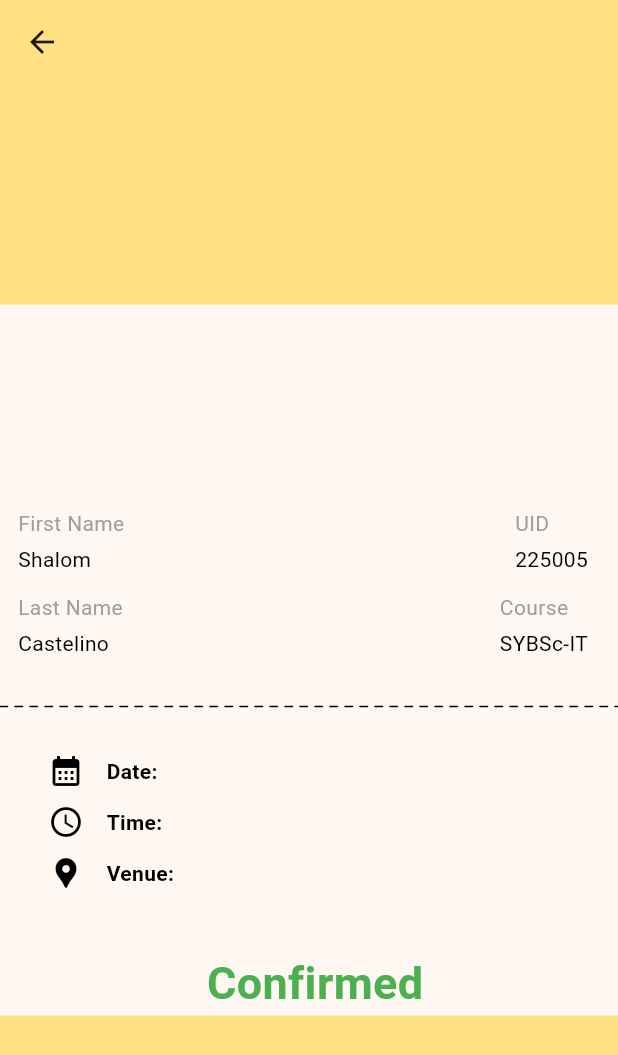
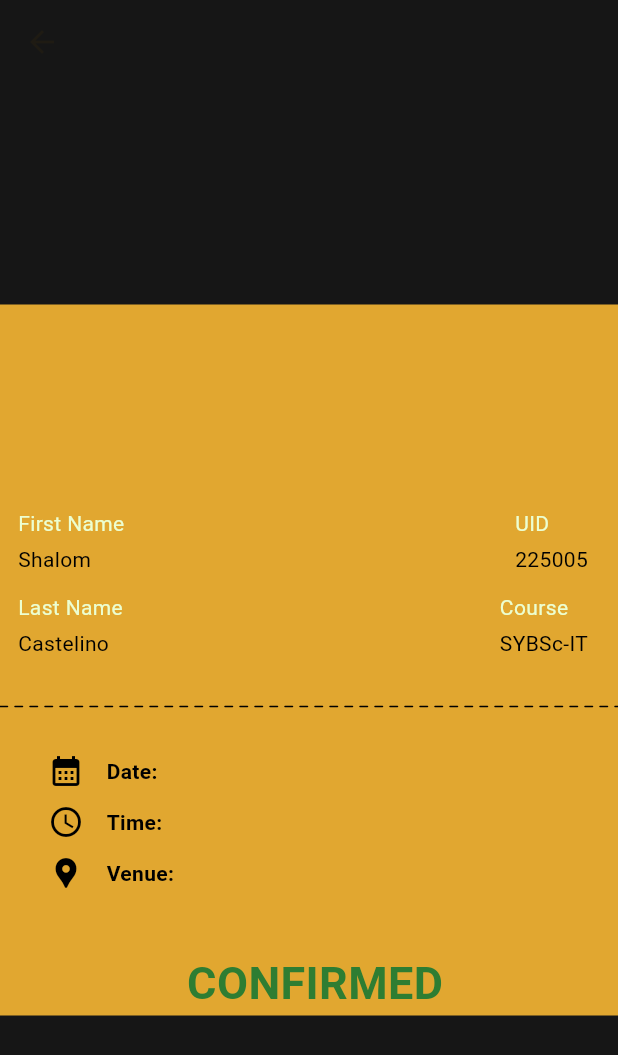
Before and after one commit to NikthePhoenix/cia_project_nik, a Flutter app: the BookedTicket screen opened by its route, on a phone screen of 412 x 824 dp. Shown: the top 1055 px of the screen. Run offline on Flutter 3.47's test engine with Material 3 defaults, Android fonts, the phone set to English and light mode, and no system bars; our stand-ins replace hive, hive_flutter, image_picker, pin_code_fields; missing offline and left inert: ticket_widget; accounts and stored records are empty.

```diff
--- a/lib/events/ticket.dart
+++ b/lib/events/ticket.dart
@@ -2,6 +2,7 @@ import 'package:flutter/material.dart';
 import 'package:seproject/home/booked_events.dart';
 import 'package:seproject/other/routes.dart';
 import 'package:ticket_widget/ticket_widget.dart';
+import '../other/color_palette.dart';
 
 class BookedTicket extends StatefulWidget {
   final eventName, organiser, img, eventDate, eventTime, eventVenue;
@@ -26,9 +27,13 @@ class _BookedTicketState extends State<BookedTicket> {
         ModalRoute.of(context)!.settings.arguments as Map<String, dynamic>?;
 
     return Scaffold(
-      backgroundColor: Colors.amber[200],
+
+      backgroundColor: Color(background_darkgrey),
+
       appBar: AppBar(
-        backgroundColor: Colors.amber[200],
+        backgroundColor:  Color(background_darkgrey),
+        // foregroundColor: Color(golden_yellow)
+
       ),
       body: SafeArea(
         child: Center(
@@ -36,6 +41,7 @@ class _BookedTicketState extends State<BookedTicket> {
             mainAxisAlignment: MainAxisAlignment.spaceAround,
             children: [
               TicketWidget(
+                color: Color(golden_yellow),
                 width: 350,
                 height: 520,
                 isCornerRounded: true,
@@ -79,6 +85,7 @@ class TicketData extends StatelessWidget {
     final eventTime = args?["eventTime"] ?? '';
     final eventVenue = args?['eventVenue'] ?? '';
     return Material(
+      color: Color(golden_yellow),
       child: SingleChildScrollView(
         child: Column(
           crossAxisAlignment: CrossAxisAlignment.center,
@@ -104,7 +111,7 @@ class TicketData extends StatelessWidget {
               child: Text(
                 organizer,
                 style: TextStyle(
-                    color: Colors.grey,
+                    color: Colors.white,
                     fontSize: 15.0,
                     fontWeight: FontWeight.bold),
                 textAlign: TextAlign.center,
@@ -186,9 +193,9 @@ class TicketData extends StatelessWidget {
                 Padding(
                   padding: EdgeInsets.only(left: 8.0),
                   child: Text(
-                    'Confirmed',
+                    'CONFIRMED',
                     style: TextStyle(
-                        color: Colors.green,
+                        color: Colors.green[800],
                         fontSize: (30.0),
                         fontWeight: FontWeight.bold),
                   ),
@@ -214,7 +221,7 @@ Widget ticketDetailsWidget(String firstTitle, String firstDesc,
           children: <Widget>[
             Text(
               firstTitle,
-              style: TextStyle(color: Colors.grey),
+              style: TextStyle(color: Color(text_dm_offwhite)),
             ),
             Padding(
               padding: EdgeInsets.only(top: 4.0),
@@ -233,7 +240,7 @@ Widget ticketDetailsWidget(String firstTitle, String firstDesc,
           children: [
             Text(
               secondTitle,
-              style: TextStyle(color: Colors.grey),
+              style: TextStyle(color: Color(text_dm_offwhite)),
             ),
             Padding(
               padding: EdgeInsets.only(top: 4.0),
--- a/lib/organizers/edit_events.dart
+++ b/lib/organizers/edit_events.dart
@@ -160,7 +160,7 @@ class _EditEventstate extends State<EditEvents> {
                               // 'eventVenue': eventVenue
                             });
                       },
-                      child: Text("Edit Event"),
+                      child: Text("Update Event"),
                     ),
                   ),
                   InkWell(
--- a/lib/settings/about_us.dart
+++ b/lib/settings/about_us.dart
@@ -74,6 +74,7 @@ class AboutUsPage extends StatelessWidget {
                       color: Color(text_dm_offwhite),
                       fontSize: 16,
                     ),
+                    textAlign: TextAlign.justify
                   ),
                 ),
                 // Divider(
--- a/lib/settings/help_center.dart
+++ b/lib/settings/help_center.dart
@@ -76,6 +76,7 @@ class HelpCenter extends StatelessWidget {
                     child: Text(
                       'BookMyEvents is a platform designed to simplify the process of booking and managing college events. Whether you\'re a student looking for exciting activities to attend or a club organizing an event, our app has you covered.',
                       style: TextStyle(fontSize: 16, color: Color(text_dm_offwhite),),
+                      textAlign: TextAlign.justify
                     ),
                   ),
                   Padding(
@@ -84,6 +85,7 @@ class HelpCenter extends StatelessWidget {
                       'How to Use BookMyEvents',
                       style: TextStyle(
                           fontSize: 18.0, fontWeight: FontWeight.bold, color: Color(text_dm_offwhite),),
+                          textAlign: TextAlign.justify
                     ),
                   ),
                   Padding(
@@ -99,6 +101,7 @@ class HelpCenter extends StatelessWidget {
                       '2. Manage Attendees: Easily keep track of attendees and communicate important event details.\n'
                       '3. Engage with Participants: Connect with students who share your club\'s interests and values.',
                       style: TextStyle(fontSize: 16, color: Color(text_dm_offwhite),),
+                      textAlign: TextAlign.justify
                     ),
                   ),
                   Padding(
@@ -125,6 +128,7 @@ class HelpCenter extends StatelessWidget {
                       'Is [Your App Name] available on multiple platforms?\n'
                       'Yes, [Your App Name] is available for download on both iOS and Android devices.',
                       style: TextStyle(fontSize: 16, color: Color(text_dm_offwhite),),
+                      textAlign: TextAlign.justify,
                     ),
                   ),
                   Padding(
@@ -143,6 +147,7 @@ class HelpCenter extends StatelessWidget {
                       'Can I invite friends to events?\n'
                       'Absolutely! You can share event details with friends through social media, messaging apps, or by sending them an invite directly from the app.',
                       style: TextStyle(fontSize: 16, color: Color(text_dm_offwhite),),
+                      textAlign: TextAlign.justify
                     ),
                   ),
                   Padding(
@@ -161,6 +166,7 @@ class HelpCenter extends StatelessWidget {
                       'Can I manage multiple events simultaneously?\n'
                       'Yes, you can manage multiple events from your club\'s dashboard. Simply click on the event you wish to manage and make any necessary updates or changes.',
                       style: TextStyle(fontSize: 16, color: Color(text_dm_offwhite),),
+                      textAlign: TextAlign.justify
                     ),
                   ),
                   Divider(
--- a/lib/settings/privacy.dart
+++ b/lib/settings/privacy.dart
@@ -77,6 +77,7 @@ class Privacy extends StatelessWidget {
                         color: Color(text_dm_offwhite),
                         fontSize: 16,
                       ),
+                      textAlign: TextAlign.justify
                     ),
                   ),
                   Divider(
--- a/lib/settings/terms_condition.dart
+++ b/lib/settings/terms_condition.dart
@@ -39,6 +39,7 @@ class TermsCondtion extends StatelessWidget {
             Text(
               "By accessing and using our services, you agree to abide by these terms and conditions. Users are responsible for the confidentiality of their account information and are prohibited from engaging in any unlawful activities on our platform. We reserve the right to modify or terminate services at our discretion, and users are encouraged to review these terms regularly for updates.",
               style: TextStyle(fontSize: 17, color: Color(text_dm_offwhite)),
+              textAlign: TextAlign.justify,
             ),
           ]),
         ),
```
Also changed, not shown: lib/events/event_description.dart (+17 -0 lines), lib/events/events.dart (+14 -3 lines), lib/organizers/create_event.dart (+29 -23 lines), lib/search.dart (+44 -8 lines), 4 other files.
